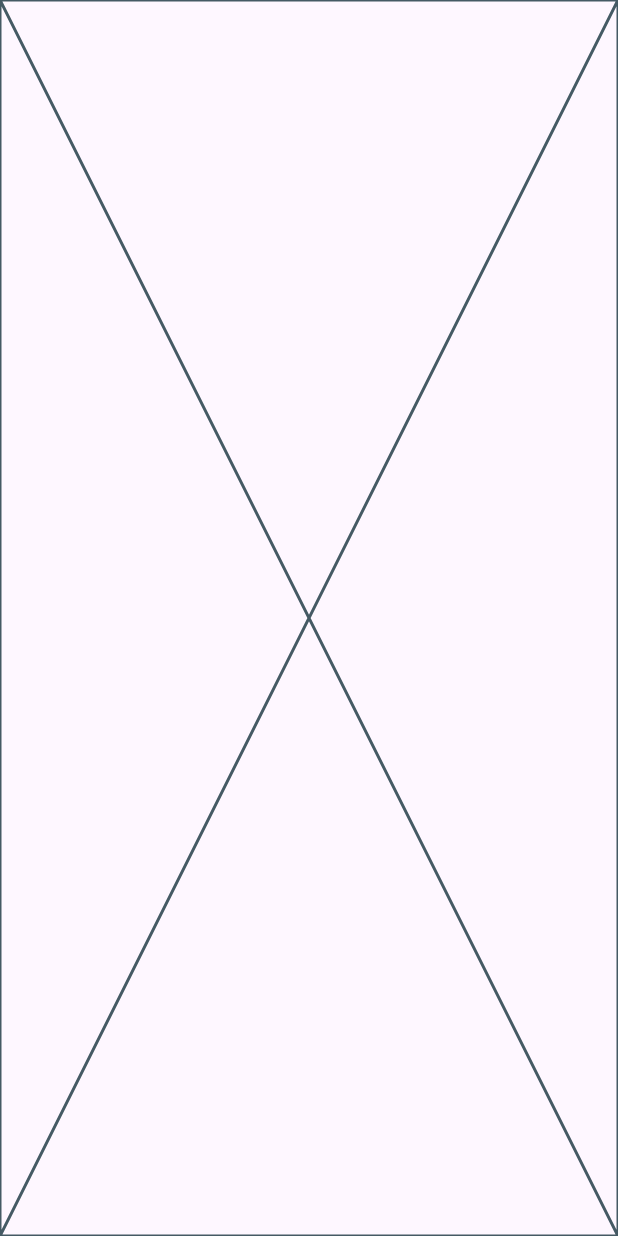
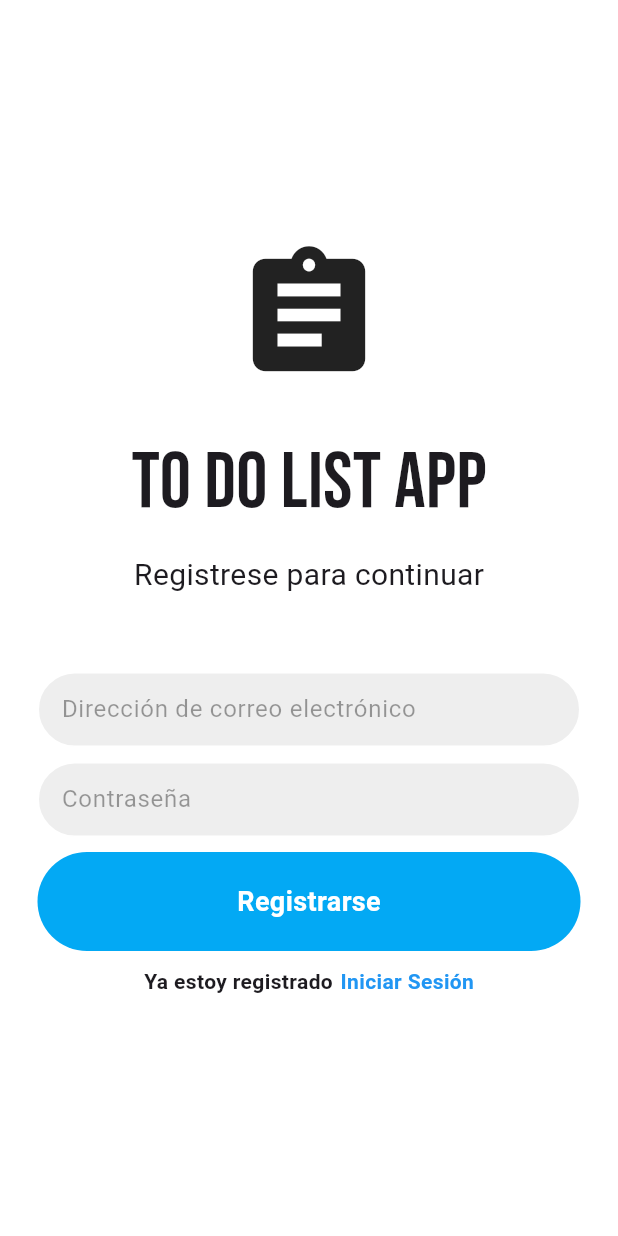
Before and after one commit to RaulCoding/proyecto_final_dam, a Flutter app: the screen it shows after launch, after a tap on "Registrate ahora", on a phone screen of 412 x 824 dp. Run offline on Flutter 3.47's test engine with Material 3 defaults, Android fonts, the light colour scheme and no system bars; our stand-ins replace firebase_auth, firebase_core, flutter_slidable, google_fonts; accounts and stored records are empty; network calls fail.

Commit message:
Sigue funcionando

```diff
--- a/lib/screens/login_screen.dart
+++ b/lib/screens/login_screen.dart
@@ -16,17 +16,18 @@ class _LoginScreenState extends State<LoginScreen> {
   final _emailController = TextEditingController();
   final _passwordController = TextEditingController();
 
+  @override
+  void dispose() {
+    _emailController.dispose();
+    _passwordController.dispose();
+    super.dispose();
+  }
+
   Future signIn() async {
     await FirebaseAuth.instance.signInWithEmailAndPassword(
       email: _emailController.text.trim() ,
       password: _passwordController.text.trim(),
     );
-  }
-  @override
-  void dispose() {
-    _emailController.dispose();
-    _passwordController.dispose();
-    super.dispose();
   }
 
   @override
--- a/lib/screens/register_page.dart
+++ b/lib/screens/register_page.dart
@@ -1,4 +1,5 @@
 import 'package:flutter/material.dart';
+import 'package:google_fonts/google_fonts.dart';
 
 class RegisterPage extends StatefulWidget {
   final VoidCallback showLoginPage;
@@ -9,8 +10,140 @@ class RegisterPage extends StatefulWidget {
 }
 
 class _RegisterPageState extends State<RegisterPage> {
+
+  //Controladores de texto
+  final _emailController = TextEditingController();
+  final _passwordController = TextEditingController();
+
+  @override
+  void dispose() {
+    _emailController.dispose();
+    _passwordController.dispose();
+    super.dispose();
+  }
+
+  Future signUp() async {}
+
+
   @override
   Widget build(BuildContext context) {
-    return const Placeholder();
+    return Scaffold(
+      backgroundColor: Colors.white,
+      body: SafeArea(
+        child: Center(
+          child: SingleChildScrollView(
+            child: Column(
+              mainAxisAlignment: MainAxisAlignment.center,
+              children: [
+                const Icon(
+                  Icons.assignment,
+                  size: 100,
+                ),
+                const SizedBox(height: 25),
+                // Nombre de la app
+                Text('TO DO LIST APP',style: GoogleFonts.bebasNeue(fontSize: 52),
+                ),
+                const SizedBox(height: 10),
+                const Text('Registrese para continuar',style: TextStyle(fontSize: 20),
+                ),
+
+                const SizedBox(height: 50),
+
+                //campo de texto email
+                Padding(
+                  padding: const EdgeInsets.symmetric(horizontal: 25),
+                  child: Container(
+                    decoration: BoxDecoration(
+                      color: Colors.grey[200],
+                      border: Border.all(color: Colors.white),
+                      borderRadius: BorderRadius.circular(100),
+                    ),
+                    child: Padding(
+                      padding: const EdgeInsets.only(left: 15.0),
+                      child: TextField(
+                        controller: _emailController,
+                        decoration: const InputDecoration(
+                          border: InputBorder.none,
+                          hintText: 'Dirección de correo electrónico',
+                          hintStyle: TextStyle(color: Colors.black38),
+                        ),
+                      ),
+                    ),
+                  ),
+                ),
+
+                const SizedBox(height: 10),
+
+                //campo de texto contraseña
+                Padding(
+                  padding: const EdgeInsets.symmetric(horizontal: 25),
+                  child: Container(
+                    decoration: BoxDecoration(
+                      color: Colors.grey[200],
+                      border: Border.all(color: Colors.white),
+                      borderRadius: BorderRadius.circular(100),
+                    ),
+                    child: Padding(
+                      padding: const EdgeInsets.only(left: 15.0),
+                      child: TextField(
+                        controller: _passwordController,
+                        obscureText: true,
+                        decoration: const InputDecoration(
+                          border: InputBorder.none,
+                          hintText: 'Contraseña',
+                          hintStyle: TextStyle(color: Colors.black38),
+                        ),
+                      ),
+                    ),
+                  ),
+                ),
+
+                const SizedBox(height: 10),
+
+                //Botón de iniciar sesión
+                Padding(
+                  padding: const EdgeInsets.symmetric(horizontal: 25),
+                  child: GestureDetector(
+                    onTap: signUp,
+                    child: Container(
+                      padding: const EdgeInsets.all(20),
+                      decoration: BoxDecoration(
+                        color: Colors.lightBlue,
+                        borderRadius: BorderRadius.circular(100)
+                      ),
+                      child: const Center(
+                          child: Text('Registrarse',style: TextStyle(color: Colors.white,fontWeight: FontWeight.bold,fontSize: 18,),
+                          ),
+                      ),
+                    ),
+                  ),
+                ),
+
+                const SizedBox(height: 10),
+
+                //No es miembro? registrarse
+                Row(
+                  mainAxisAlignment: MainAxisAlignment.center,
+                  children: [
+                    const Text('Ya estoy registrado', style: TextStyle(fontWeight: FontWeight.bold)),
+                    const SizedBox(width: 5),
+                    GestureDetector(
+                      onTap: widget.showLoginPage,
+                      child: const Text(
+                        'Iniciar Sesión',
+                        style: TextStyle(
+                          color: Colors.blue,
+                          fontWeight: FontWeight.bold
+                        )
+                      )
+                    ),
+                  ],
+                )
+              ],
+            ),
+          ),
+        ),
+      )
+    );
   }
 }
```
